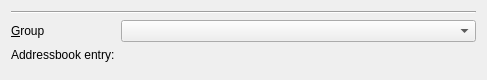
Before: the Qt Designer form kopete/groupkabcselectorwidget.ui in KDE/kopete, drawn with Qt 5.
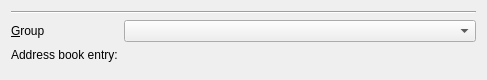
After: the same form once the commit is applied. Custom widgets are drawn as their Qt base class.

Patch:
```diff
--- a/kopete/groupkabcselectorwidget.ui
+++ b/kopete/groupkabcselectorwidget.ui
@@ -41,7 +41,7 @@
      <item row="1" column="0" >
       <widget class="QLabel" name="kabcLabel" >
        <property name="text" >
-        <string>Addressbook entry:</string>
+        <string>Address book entry:</string>
        </property>
        <property name="buddy" >
         <cstring>kabcCombo</cstring>
```
